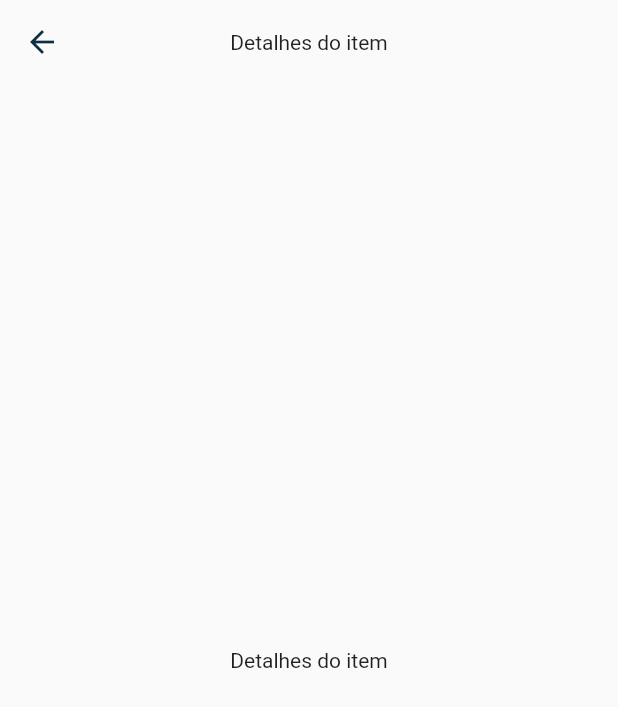
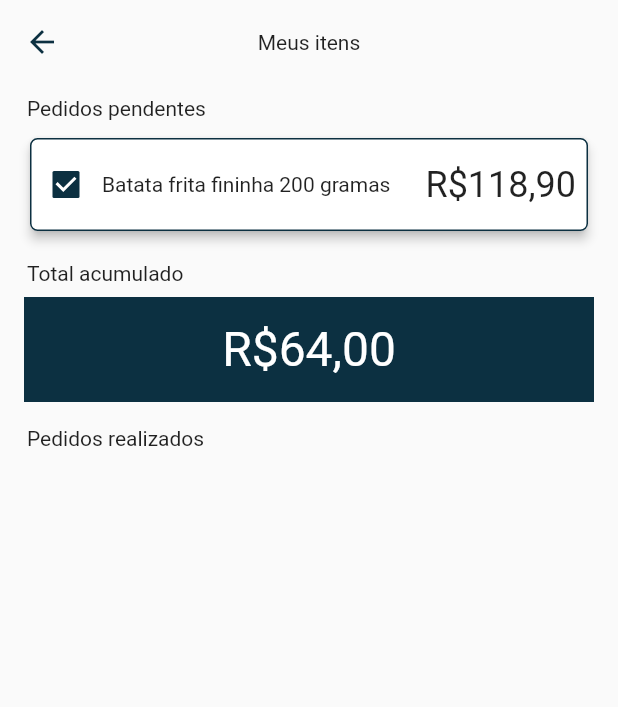
Before and after one commit to maxwelsdk/kommando, a Flutter app: the LobbyScreen screen opened by its route, after a tap on "Ver itens", on a phone screen of 412 x 824 dp. Shown: the top 707 px of the screen. Run offline on Flutter 3.47's test engine with Material 2 defaults, Android fonts, the phone set to English and light mode, and no system bars; our stand-ins replace firebase_auth, firebase_core, flutter_mobx, flutter_svg, mobx, permission_handler and 1 more; missing offline and left inert: flutter_barcode_scanner; accounts and stored records are empty; generated files the repository leaves out were written again; network calls fail.

Commit message:
UI de meus itens e UI de detalhes de produto

```diff
--- a/lib/features/item/ui/screen/item_screen.dart
+++ /dev/null
@@ -1,15 +0,0 @@
-import 'package:flutter/material.dart';
-
-class ItemScreen extends StatelessWidget {
-  @override
-  Widget build(BuildContext context) {
-    return Scaffold(
-      appBar: AppBar(
-        title: Text("Detalhes do item"),
-      ),
-      body: Center(
-        child: Text("Detalhes do item"),
-      )
-    );
-  }
-}
--- /dev/null
+++ b/lib/features/item/ui/screen/my_item_screen.dart
@@ -0,0 +1,39 @@
+import 'package:flutter/material.dart';
+import 'package:kommando/features/lobby/ui/widgets/pedido_desconhecido_widget.dart';
+import 'package:kommando/features/lobby/ui/widgets/titulo_secao_widget.dart';
+import 'package:kommando/features/lobby/ui/widgets/total_acumulado_widget.dart';
+
+class MyItemScreen extends StatelessWidget {
+  @override
+  Widget build(BuildContext context) {
+    return Scaffold(
+        appBar: AppBar(
+          title: Text("Meus itens"),
+        ),
+        body: Column(
+          crossAxisAlignment: CrossAxisAlignment.start,
+          children: [
+            TituloSecaoWidget(
+              child: Text("Pedidos pendentes"),
+            ),
+            Padding(
+              padding:
+                  const EdgeInsets.symmetric(vertical: 8.0, horizontal: 16),
+              child: PedidoDesconhecidoWidget(),
+            ),
+            TituloSecaoWidget(
+              child: Text("Total acumulado"),
+            ),
+            Padding(
+              padding:
+                  const EdgeInsets.symmetric(vertical: 8.0, horizontal: 16),
+              child: TotalAcumuladoWidget(),
+            ),
+            TituloSecaoWidget(
+              child: Text("Pedidos realizados"),
+            ),
+
+          ],
+        ));
+  }
+}
--- a/lib/features/lobby/ui/widgets/pedido_desconhecido_widget.dart
+++ b/lib/features/lobby/ui/widgets/pedido_desconhecido_widget.dart
@@ -12,6 +12,7 @@ class PedidoDesconhecidoWidget extends StatelessWidget {
         minHeight: 70,
       ),
       child: Card(
+        elevation: 3,
         shape: RoundedRectangleBorder(
           borderRadius: BorderRadius.all(
             Radius.circular(5),
--- a/lib/features/lobby/ui/widgets/resumo_pedido_widget.dart
+++ b/lib/features/lobby/ui/widgets/resumo_pedido_widget.dart
@@ -1,6 +1,6 @@
 import 'package:flutter/material.dart';
 import 'package:flutter_svg/svg.dart';
-import 'package:kommando/features/item/ui/screen/item_screen.dart';
+import 'package:kommando/features/item/ui/screen/my_item_screen.dart';
 
 class ResumoPedidoWidget extends StatelessWidget {
   const ResumoPedidoWidget({
@@ -52,7 +52,7 @@ class ResumoPedidoWidget extends StatelessWidget {
               Navigator.push(
                   context,
                   MaterialPageRoute(
-                    builder: (context) => ItemScreen(),
+                    builder: (context) => MyItemScreen(),
                   ));
             },
             child: Text(
```
Also changed, not shown: lib/features/item/ui/screen/item_detalhes_screen.dart (added, +40 -0 lines), lib/features/lobby/ui/screen/lobby_detalhes_screen.dart (+20 -0 lines), lib/features/lobby/ui/screen/lobby_screen.dart (+18 -3 lines).
